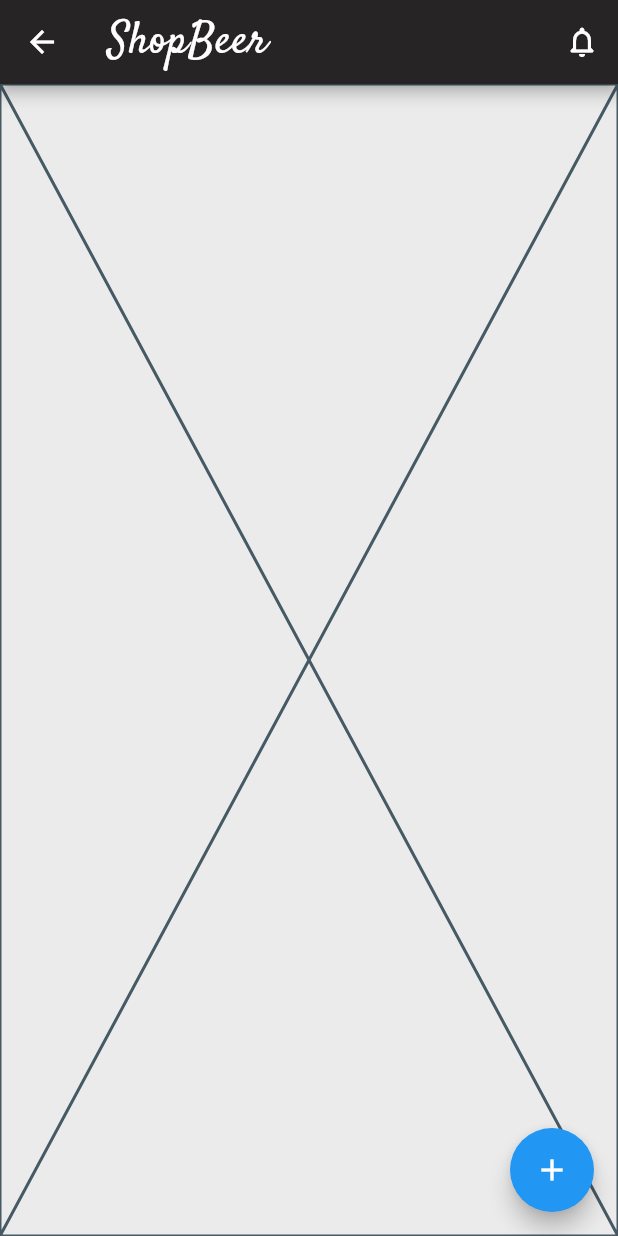
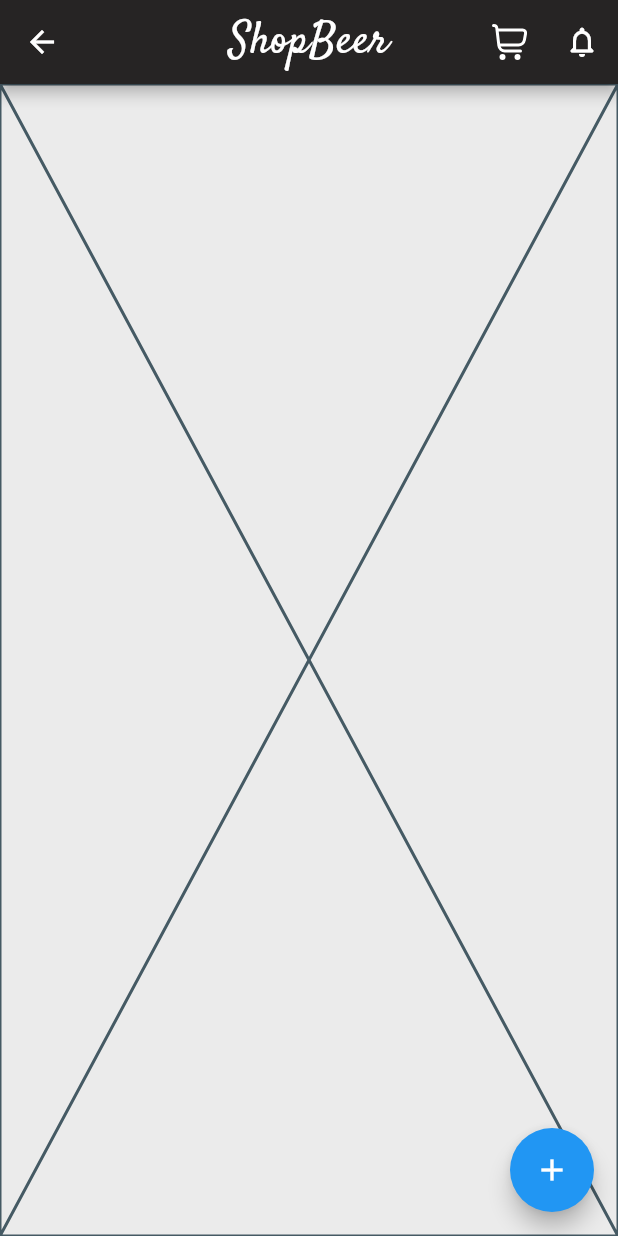
Before and after one commit to stivengm/ShopBeer_2023, a Flutter app: the DashboardView screen opened by its route, on a phone screen of 412 x 824 dp. Run offline on Flutter 3.47's test engine with Material 2 defaults, Android fonts, the light colour scheme and no system bars; our stand-ins replace flutter_svg.

Commit message:
Fix cart icon and centerTitle property.

```diff
--- a/lib/gui/views/dashboard_view/dashboard_view.dart
+++ b/lib/gui/views/dashboard_view/dashboard_view.dart
@@ -7,7 +7,7 @@ class DashboardView extends StatelessWidget {
   @override
   Widget build(BuildContext context) {
     return Scaffold(
-      appBar: AppBarGeneralWidget(titleAppbar: 'ShopBeer', fontFamily: 'Curved', fontSize: 30.0, actions: true,),
+      appBar: AppBarGeneralWidget(titleAppbar: 'ShopBeer', centerTitle: true, fontFamily: 'Curved', fontSize: 30.0, actions: true,),
       body: Placeholder(),
       floatingActionButton: FloatingActionButton(
         child: Icon(
--- a/lib/gui/widgets/appbar_widget.dart
+++ b/lib/gui/widgets/appbar_widget.dart
@@ -1,22 +1,29 @@
 import 'package:flutter/material.dart';
+import 'package:flutter_svg/flutter_svg.dart';
 import 'package:shopbeer/gui/app_style.dart';
 
 class AppBarGeneralWidget extends StatelessWidget with PreferredSizeWidget {
   final String? titleAppbar;
   final bool? actions;
+  final bool? centerTitle;
   final String? fontFamily;
   final double? fontSize;
-  const AppBarGeneralWidget({ Key? key, this.titleAppbar, this.actions = false, this.fontFamily, this.fontSize }) : super(key: key);
+  const AppBarGeneralWidget({ Key? key, this.titleAppbar, this.actions = false, this.centerTitle, this.fontFamily, this.fontSize }) : super(key: key);
 
   @override
   Widget build(BuildContext context) {
     return AppBar(
+      centerTitle: centerTitle ?? false,
       title: Text(titleAppbar ?? '', style: Theme.of(context).textTheme.headline6!.copyWith(fontFamily: fontFamily ?? 'Gordita', fontSize: fontSize, color: whiteColor) ),
       // leading: IconButton(
       //   icon: SvgPicture.asset('assets/icons/menu.svg', color: whiteColor,),
       //   onPressed: () => ZoomDrawer.of(context)!.toggle()
       // ),
       actions: (actions == true) ? [
+        IconButton(
+          icon: SvgPicture.asset('assets/icons/cart.svg'),
+          onPressed: () => Navigator.pushNamed(context, 'notifications'),
+        ),
         IconButton(
           icon: const Icon(
             Icons.notifications_none_rounded
```
